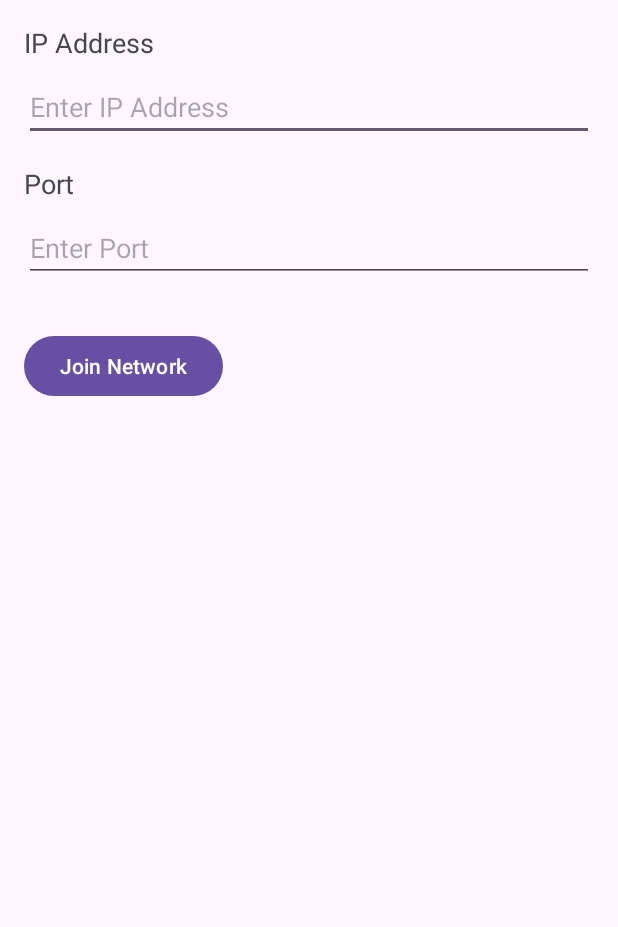
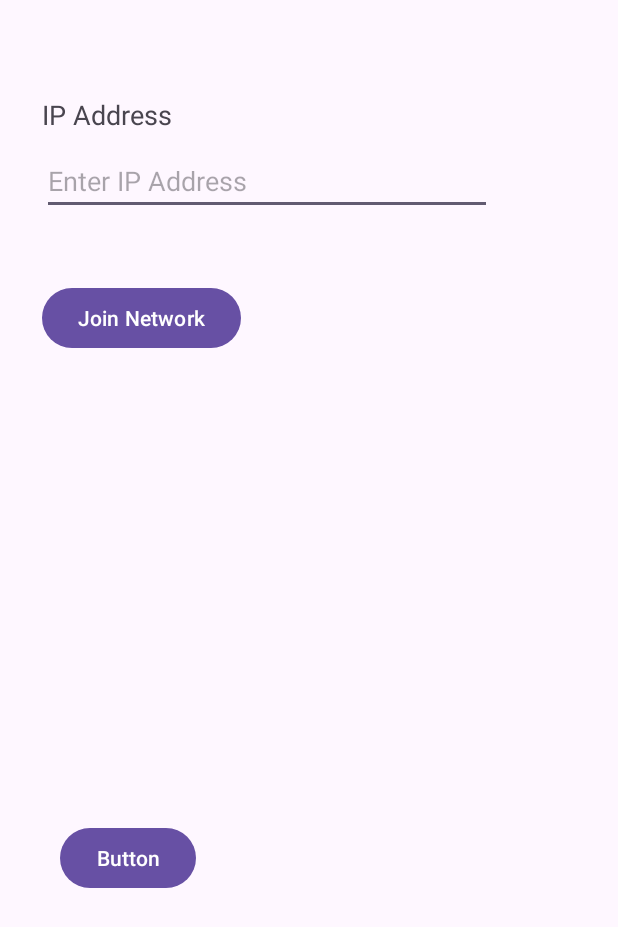
Before and after one commit to Deznyz/Serverless-Distributed-Communication-Network, an Android app: the screen it shows after launch (MainActivity), after a tap on "Join Network", on a phone screen of 412 x 824 dp. Shown: the top 927 px of the screen. Run offline under Robolectric (Android 15) with nearby library versions, the phone set to English and light mode, and no system bars.

Commit message:
Ændret fra relative til constraint layout Oprettet chatroom (både xml og java) fjernet port input fra main udkommenteret portEditText og sat 5000 til defaault port

```diff
--- a/app/src/main/AndroidManifest.xml
+++ b/app/src/main/AndroidManifest.xml
@@ -1,8 +1,7 @@
 <?xml version="1.0" encoding="utf-8"?>
 <manifest xmlns:android="http://schemas.android.com/apk/res/android"
     xmlns:tools="http://schemas.android.com/tools"
-    package="com.example.serverlessdistributedcommunicationnetwork">
-
+    package="com.example.serverlessdistributedcommunicationnetwork" >
     <!-- Add INTERNET permission -->
     <uses-permission android:name="android.permission.INTERNET" />
 
@@ -15,10 +14,13 @@
         android:roundIcon="@mipmap/ic_launcher_round"
         android:supportsRtl="true"
         android:theme="@style/Theme.ServerlessDistributedCommunicationNetwork"
-        tools:targetApi="31">
+        tools:targetApi="31" >
+        <activity
+            android:name=".Chatroom"
+            android:exported="false" />
         <activity
             android:name=".MainActivity"
-            android:exported="true">
+            android:exported="true" >
             <intent-filter>
                 <action android:name="android.intent.action.MAIN" />
 
--- /dev/null
+++ b/app/src/main/java/com/example/serverlessdistributedcommunicationnetwork/Chatroom.java
@@ -0,0 +1,24 @@
+package com.example.serverlessdistributedcommunicationnetwork;
+
+import android.os.Bundle;
+
+import androidx.activity.EdgeToEdge;
+import androidx.appcompat.app.AppCompatActivity;
+import androidx.core.graphics.Insets;
+import androidx.core.view.ViewCompat;
+import androidx.core.view.WindowInsetsCompat;
+
+public class Chatroom extends AppCompatActivity {
+
+    @Override
+    protected void onCreate(Bundle savedInstanceState) {
+        super.onCreate(savedInstanceState);
+        EdgeToEdge.enable(this);
+        setContentView(R.layout.activity_chatroom);
+        ViewCompat.setOnApplyWindowInsetsListener(findViewById(R.id.main), (v, insets) -> {
+            Insets systemBars = insets.getInsets(WindowInsetsCompat.Type.systemBars());
+            v.setPadding(systemBars.left, systemBars.top, systemBars.right, systemBars.bottom);
+            return insets;
+        });
+    }
+}
--- a/app/src/main/java/com/example/serverlessdistributedcommunicationnetwork/MainActivity.java
+++ b/app/src/main/java/com/example/serverlessdistributedcommunicationnetwork/MainActivity.java
@@ -1,7 +1,9 @@
 package com.example.serverlessdistributedcommunicationnetwork;
 
+import android.content.Intent;
 import android.os.AsyncTask;
 import android.os.Bundle;
+import android.view.View;
 import android.widget.Button;
 import android.widget.EditText;
 import android.widget.Toast;
@@ -32,18 +34,18 @@ public class MainActivity extends AppCompatActivity implements NodeJoinListener,
 
 
         ipAddressEditText = findViewById(R.id.ipAddressEditText);
-        portEditText = findViewById(R.id.portEditText);
+        //portEditText = findViewById(R.id.portEditText);
         joinButton = findViewById(R.id.joinButton);
 
 
         joinButton.setOnClickListener(v -> {
             String ipAddress = ipAddressEditText.getText().toString();
-            String port = portEditText.getText().toString();
+            //String port = portEditText.getText().toString();
 
-            if (!ipAddress.isEmpty() && !port.isEmpty()) {
-                new JoinRequestTask(node, MainActivity.this).execute(ipAddress, port);
+            if (!ipAddress.isEmpty()) {
+                new JoinRequestTask(node, MainActivity.this).execute(ipAddress, "5000");
             } else {
-                Toast.makeText(MainActivity.this, "Please enter both IP address and port", Toast.LENGTH_SHORT).show();
+                Toast.makeText(MainActivity.this, "Please enter IP address", Toast.LENGTH_SHORT).show();
             }
         });
 
@@ -61,6 +63,13 @@ public class MainActivity extends AppCompatActivity implements NodeJoinListener,
         System.out.println("2");
         //new thread with join logic
         new JoinNetworkTask().execute();
+
+    }
+
+    public void GoToChatroom(View v){
+        Intent i = new Intent(this, Chatroom.class);
+        startActivity(i);
+
     }
 
     private class JoinNetworkTask extends AsyncTask<Void, Void, Boolean> {
--- /dev/null
+++ b/app/src/main/res/layout/activity_chatroom.xml
@@ -0,0 +1,11 @@
+<?xml version="1.0" encoding="utf-8"?>
+<androidx.constraintlayout.widget.ConstraintLayout
+    xmlns:android="http://schemas.android.com/apk/res/android"
+    xmlns:tools="http://schemas.android.com/tools"
+    xmlns:app="http://schemas.android.com/apk/res-auto"
+    android:id="@+id/main"
+    android:layout_width="match_parent"
+    android:layout_height="match_parent"
+    tools:context=".Chatroom">
+
+  </androidx.constraintlayout.widget.ConstraintLayout>
--- a/app/src/main/res/layout/activity_main.xml
+++ b/app/src/main/res/layout/activity_main.xml
@@ -1,6 +1,8 @@
 <?xml version="1.0" encoding="utf-8"?>
-<RelativeLayout xmlns:android="http://schemas.android.com/apk/res/android"
+<androidx.constraintlayout.widget.ConstraintLayout xmlns:android="http://schemas.android.com/apk/res/android"
+    xmlns:app="http://schemas.android.com/apk/res-auto"
     xmlns:tools="http://schemas.android.com/tools"
+    android:id="@+id/relativeLayout"
     android:layout_width="match_parent"
     android:layout_height="match_parent"
     android:padding="16dp"
@@ -8,54 +10,57 @@
 
     <TextView
         android:id="@+id/ipLabel"
-        android:layout_width="wrap_content"
-        android:layout_height="wrap_content"
+        android:layout_width="105dp"
+        android:layout_height="0dp"
+        android:layout_marginTop="48dp"
         android:text="IP Address"
         android:textSize="18sp"
-        android:layout_alignParentTop="true"
-        android:layout_marginBottom="8dp"/>
+        app:layout_constraintEnd_toEndOf="parent"
+        app:layout_constraintHorizontal_bias="0.043"
+        app:layout_constraintStart_toStartOf="parent"
+        app:layout_constraintTop_toTopOf="parent" />
 
     <EditText
         android:id="@+id/ipAddressEditText"
-        android:layout_width="match_parent"
-        android:layout_height="wrap_content"
+        android:layout_width="300dp"
+        android:layout_height="39dp"
+        android:layout_marginTop="88dp"
         android:hint="Enter IP Address"
         android:inputType="text"
-        android:layout_below="@id/ipLabel"
-        android:layout_marginBottom="16dp"/>
-
-    <TextView
-        android:id="@+id/portLabel"
-        android:layout_width="wrap_content"
-        android:layout_height="wrap_content"
-        android:text="Port"
-        android:textSize="18sp"
-        android:layout_below="@id/ipAddressEditText"
-        android:layout_marginBottom="8dp"/>
-
-    <EditText
-        android:id="@+id/portEditText"
-        android:layout_width="match_parent"
-        android:layout_height="wrap_content"
-        android:hint="Enter Port"
-        android:inputType="number"
-        android:layout_below="@id/portLabel"
-        android:layout_marginBottom="16dp"/>
+        app:layout_constraintEnd_toEndOf="parent"
+        app:layout_constraintHorizontal_bias="0.151"
+        app:layout_constraintStart_toStartOf="parent"
+        app:layout_constraintTop_toTopOf="parent" />
 
     <Button
         android:id="@+id/joinButton"
         android:layout_width="wrap_content"
         android:layout_height="wrap_content"
+        android:layout_marginStart="12dp"
+        android:layout_marginTop="172dp"
         android:text="Join Network"
-        android:layout_below="@id/portEditText"
-        android:layout_marginTop="16dp"/>
+        app:layout_constraintStart_toStartOf="parent"
+        app:layout_constraintTop_toTopOf="parent" />
 
     <TextView
         android:id="@+id/ipAddressesTextView"
-        android:layout_width="match_parent"
+        android:layout_width="294dp"
+        android:layout_height="24dp"
+        android:layout_marginStart="12dp"
+        android:layout_marginTop="252dp"
+        android:text=""
+        android:textSize="16sp"
+        app:layout_constraintStart_toStartOf="parent"
+        app:layout_constraintTop_toTopOf="parent" />
+
+    <Button
+        android:id="@+id/button"
+        android:layout_width="wrap_content"
         android:layout_height="wrap_content"
-        android:text=""
-        android:layout_below="@id/joinButton"
-        android:layout_marginTop="32dp"
-        android:textSize="16sp"/>
-</RelativeLayout>
+        android:layout_marginStart="24dp"
+        android:layout_marginTop="532dp"
+        android:onClick="GoToChatroom"
+        android:text="Button"
+        app:layout_constraintStart_toStartOf="parent"
+        app:layout_constraintTop_toTopOf="parent" />
+</androidx.constraintlayout.widget.ConstraintLayout>
```
